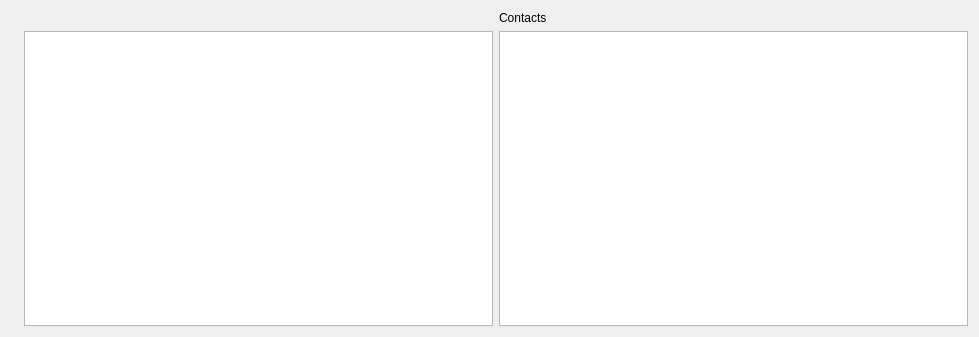
Before: the Qt Designer form apps/portolano/ResultItem.ui in OpenFairWind/fairwindplusplus, drawn with Qt 5.
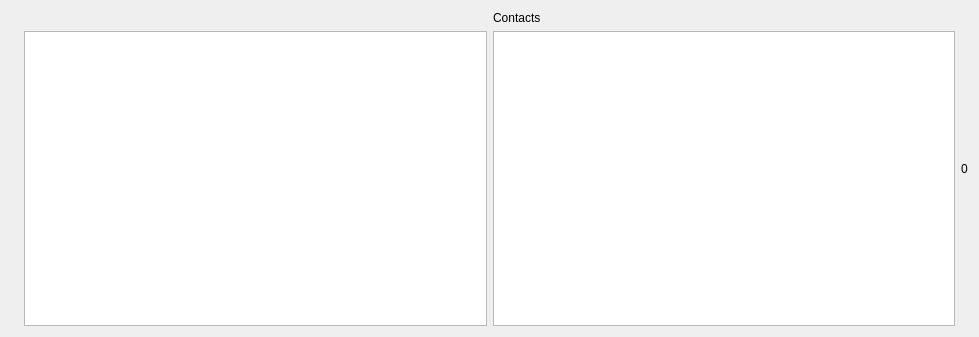
After: the same form once the commit is applied.

```diff
--- a/apps/portolano/ResultItem.ui
+++ b/apps/portolano/ResultItem.ui
@@ -19,7 +19,7 @@
      <item>
       <layout class="QHBoxLayout" name="horizontalLayout_1">
        <item>
-        <layout class="QVBoxLayout" name="verticalLayout_3">
+        <layout class="QVBoxLayout" name="verticalLayout_1">
          <item>
           <widget class="QLabel" name="label_Icon">
            <property name="sizePolicy">
@@ -36,7 +36,7 @@
         </layout>
        </item>
        <item>
-        <layout class="QVBoxLayout" name="verticalLayout_1">
+        <layout class="QVBoxLayout" name="verticalLayout_2">
          <item>
           <widget class="QLabel" name="label_Name">
            <property name="text">
@@ -60,7 +60,7 @@
         </layout>
        </item>
        <item>
-        <layout class="QVBoxLayout" name="verticalLayout_2">
+        <layout class="QVBoxLayout" name="verticalLayout_3">
          <item>
           <widget class="QLabel" name="label_Contacts">
            <property name="text">
@@ -73,6 +73,17 @@
          </item>
         </layout>
        </item>
+       <item>
+        <layout class="QVBoxLayout" name="verticalLayout_4">
+         <item>
+          <widget class="QLabel" name="label_Dist">
+           <property name="text">
+            <string>0</string>
+           </property>
+          </widget>
+         </item>
+        </layout>
+       </item>
       </layout>
      </item>
     </layout>
```
